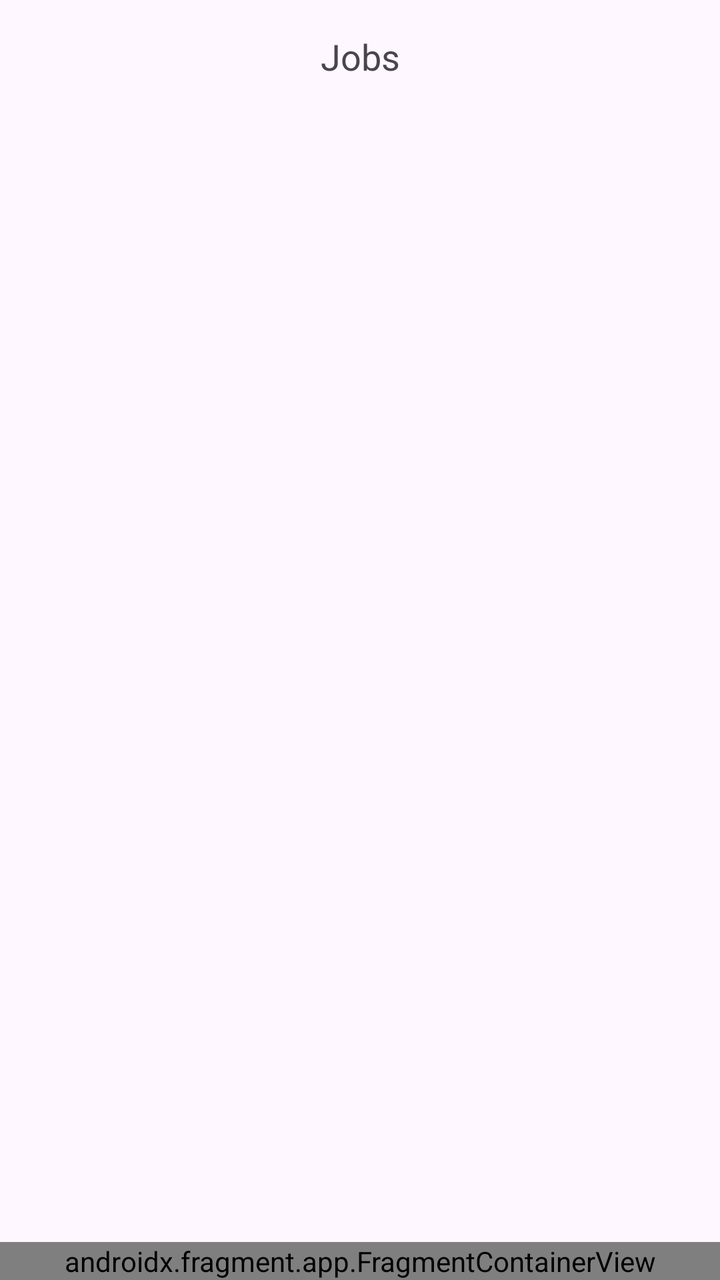
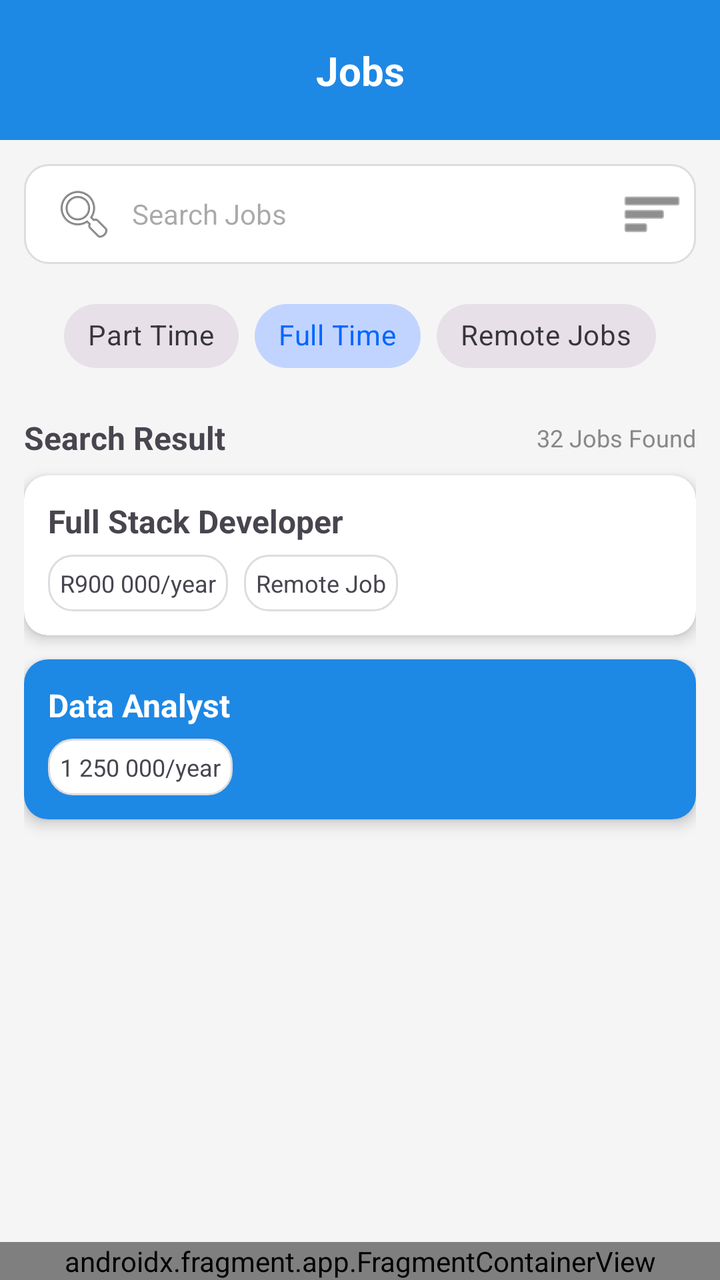

Compare the two renders of this Android layout. The source of the first and the diff that turns it into the second are given below.
<!-- AndroidManifest.xml: application theme Theme.AcadenceApp -->
<!-- res/layout/activity_job.xml -->
<?xml version="1.0" encoding="utf-8"?>
<androidx.constraintlayout.widget.ConstraintLayout xmlns:android="http://schemas.android.com/apk/res/android"
    xmlns:app="http://schemas.android.com/apk/res-auto"
    android:layout_width="match_parent"
    android:layout_height="match_parent">

    
    <TextView
        android:id="@+id/JobPage"
        android:layout_width="0dp"
        android:layout_height="wrap_content"
        android:text="Jobs"
        android:textSize="18sp"
        android:gravity="center"
        android:padding="16dp"
        app:layout_constraintTop_toTopOf="parent"
        app:layout_constraintStart_toStartOf="parent"
        app:layout_constraintEnd_toEndOf="parent"/>

    
    <androidx.fragment.app.FragmentContainerView
        android:id="@+id/navbar_container"
        android:name="com.example.acadenceapp.NavbarFragment"
        android:layout_width="0dp"
        android:layout_height="wrap_content"
        app:layout_constraintBottom_toBottomOf="parent"
        app:layout_constraintStart_toStartOf="parent"
        app:layout_constraintEnd_toEndOf="parent"/>

</androidx.constraintlayout.widget.ConstraintLayout>
<!-- resources referenced by this layout -->
<resources>
  <style name="Theme.AcadenceApp" parent="Base.Theme.AcadenceApp" />
  <style name="Base.Theme.AcadenceApp" parent="Theme.Material3.DayNight.NoActionBar">
          <item name="colorPrimary">#0066FF</item>   
          <item name="colorPrimaryVariant">#004C99</item> 
          <item name="colorOnPrimary">#FFFFFF</item> 
      </style>
</resources>

<!-- the commit's change to res/layout/activity_job.xml (unified diff, before → after) -->
@@ -1,21 +1,12 @@
 <?xml version="1.0" encoding="utf-8"?>
 <androidx.constraintlayout.widget.ConstraintLayout xmlns:android="http://schemas.android.com/apk/res/android"
     xmlns:app="http://schemas.android.com/apk/res-auto"
+    xmlns:tools="http://schemas.android.com/tools"
+    android:id="@+id/Jobroot"
     android:layout_width="match_parent"
-    android:layout_height="match_parent">
-
-    
-    <TextView
-        android:id="@+id/JobPage"
-        android:layout_width="0dp"
-        android:layout_height="wrap_content"
-        android:text="Jobs"
-        android:textSize="18sp"
-        android:gravity="center"
-        android:padding="16dp"
-        app:layout_constraintTop_toTopOf="parent"
-        app:layout_constraintStart_toStartOf="parent"
-        app:layout_constraintEnd_toEndOf="parent"/>
+    android:layout_height="match_parent"
+    android:background="#F5F5F5"
+    tools:context=".JobActivity">
 
     
     <androidx.fragment.app.FragmentContainerView
@@ -25,6 +16,222 @@
         android:layout_height="wrap_content"
         app:layout_constraintBottom_toBottomOf="parent"
         app:layout_constraintStart_toStartOf="parent"
-        app:layout_constraintEnd_toEndOf="parent"/>
+        app:layout_constraintEnd_toEndOf="parent" />
+
+    
+    <androidx.constraintlayout.widget.ConstraintLayout
+        android:id="@+id/topBar"
+        android:layout_width="0dp"
+        android:layout_height="70dp"
+        android:background="#1E88E5"
+        app:layout_constraintTop_toTopOf="parent"
+        app:layout_constraintStart_toStartOf="parent"
+        app:layout_constraintEnd_toEndOf="parent">
+
+        <TextView
+            android:id="@+id/title"
+            android:layout_width="wrap_content"
+            android:layout_height="wrap_content"
+            android:text="Jobs"
+            android:textSize="20sp"
+            android:textColor="@android:color/white"
+            android:textStyle="bold"
+            app:layout_constraintTop_toTopOf="parent"
+            app:layout_constraintBottom_toBottomOf="parent"
+            app:layout_constraintStart_toStartOf="parent"
+            app:layout_constraintEnd_toEndOf="parent" />
+    </androidx.constraintlayout.widget.ConstraintLayout>
+
+    
+    <ScrollView
+        android:id="@+id/jobScroll"
+        android:layout_width="0dp"
+        android:layout_height="0dp"
+        android:fillViewport="true"
+        app:layout_constraintTop_toBottomOf="@id/topBar"
+        app:layout_constraintBottom_toTopOf="@id/navbar_container"
+        app:layout_constraintStart_toStartOf="parent"
+        app:layout_constraintEnd_toEndOf="parent">
+
+        <LinearLayout
+            android:layout_width="match_parent"
+            android:layout_height="wrap_content"
+            android:orientation="vertical"
+            android:padding="12dp">
+
+            
+            <androidx.constraintlayout.widget.ConstraintLayout
+                android:layout_width="match_parent"
+                android:layout_height="50dp"
+                android:background="@drawable/rounded_card"
+                android:padding="6dp"
+                android:layout_marginBottom="12dp">
+
+                <EditText
+                    android:id="@+id/searchJobs"
+                    android:layout_width="0dp"
+                    android:layout_height="match_parent"
+                    android:hint="Search Jobs"
+                    android:background="@null"
+                    android:drawableStart="@android:drawable/ic_menu_search"
+                    android:drawablePadding="8dp"
+                    android:padding="8dp"
+                    android:textSize="14sp"
+                    app:layout_constraintTop_toTopOf="parent"
+                    app:layout_constraintBottom_toBottomOf="parent"
+                    app:layout_constraintStart_toStartOf="parent"
+                    app:layout_constraintEnd_toStartOf="@id/filterBtn" />
+
+                <ImageView
+                    android:id="@+id/filterBtn"
+                    android:layout_width="32dp"
+                    android:layout_height="32dp"
+                    android:src="@android:drawable/ic_menu_sort_by_size"
+                    app:tint="#444"
+                    app:layout_constraintEnd_toEndOf="parent"
+                    app:layout_constraintTop_toTopOf="parent"
+                    app:layout_constraintBottom_toBottomOf="parent" />
+            </androidx.constraintlayout.widget.ConstraintLayout>
+
+            
+            <LinearLayout
+                android:layout_width="match_parent"
+                android:layout_height="wrap_content"
+                android:gravity="center"
+                android:orientation="horizontal"
+                android:layout_marginBottom="16dp">
+
+                <com.google.android.material.chip.Chip
+                    android:id="@+id/chipPartTime"
+                    style="@style/Widget.MaterialComponents.Chip.Choice"
+                    android:layout_width="wrap_content"
+                    android:layout_height="wrap_content"
+                    android:text="Part Time"
+                    android:layout_marginEnd="8dp" />
+
+                <com.google.android.material.chip.Chip
+                    android:id="@+id/chipFullTime"
+                    style="@style/Widget.MaterialComponents.Chip.Choice"
+                    android:layout_width="wrap_content"
+                    android:layout_height="wrap_content"
+                    android:text="Full Time"
+                    android:checked="true"
+                    android:layout_marginEnd="8dp" />
+
+                <com.google.android.material.chip.Chip
+                    android:id="@+id/chipRemote"
+                    style="@style/Widget.MaterialComponents.Chip.Choice"
+                    android:layout_width="wrap_content"
+                    android:layout_height="wrap_content"
+                    android:text="Remote Jobs" />
+            </LinearLayout>
+
+            
+            <LinearLayout
+                android:layout_width="match_parent"
+                android:layout_height="wrap_content"
+                android:orientation="horizontal"
+                android:gravity="center_vertical"
+                android:layout_marginBottom="8dp">
+
+                <TextView
+                    android:layout_width="0dp"
+                    android:layout_height="wrap_content"
+                    android:layout_weight="1"
+                    android:text="Search Result"
+                    android:textSize="16sp"
+                    android:textStyle="bold" />
+
+                <TextView
+                    android:layout_width="wrap_content"
+                    android:layout_height="wrap_content"
+                    android:text="32 Jobs Found"
+                    android:textSize="12sp"
+                    android:textColor="#888888" />
+            </LinearLayout>
+
+            
+            <androidx.cardview.widget.CardView
+                android:layout_width="match_parent"
+                android:layout_height="wrap_content"
+                android:layout_marginBottom="12dp"
+                app:cardCornerRadius="12dp"
+                app:cardElevation="4dp">
+
+                <LinearLayout
+                    android:layout_width="match_parent"
+                    android:layout_height="wrap_content"
+                    android:orientation="vertical"
+                    android:padding="12dp">
+
+                    <TextView
+                        android:layout_width="wrap_content"
+                        android:layout_height="wrap_content"
+                        android:text="Full Stack Developer"
+                        android:textStyle="bold"
+                        android:textSize="16sp"
+                        android:layout_marginBottom="6dp" />
+
+                    <LinearLayout
+                        android:layout_width="match_parent"
+                        android:layout_height="wrap_content"
+                        android:orientation="horizontal">
+
+                        <TextView
+                            android:layout_width="wrap_content"
+                            android:layout_height="wrap_content"
+                            android:text="R900 000/year"
+                            android:background="@drawable/rounded_card"
+                            android:padding="6dp"
+                            android:textSize="12sp"
+                            android:layout_marginEnd="8dp" />
+
+                        <TextView
+                            android:layout_width="wrap_content"
+                            android:layout_height="wrap_content"
+                            android:text="Remote Job"
+                            android:background="@drawable/rounded_card"
+                            android:padding="6dp"
+                            android:textSize="12sp" />
+                    </LinearLayout>
+                </LinearLayout>
+            </androidx.cardview.widget.CardView>
+
+            
+            <androidx.cardview.widget.CardView
+                android:layout_width="match_parent"
+                android:layout_height="wrap_content"
+                android:layout_marginBottom="12dp"
+                app:cardCornerRadius="12dp"
+                app:cardElevation="4dp">
+
+                <LinearLayout
+                    android:layout_width="match_parent"
+                    android:layout_height="wrap_content"
+                    android:orientation="vertical"
+                    android:padding="12dp"
+                    android:background="#1E88E5">
+
+                    <TextView
+                        android:layout_width="wrap_content"
+                        android:layout_height="wrap_content"
+                        android:text="Data Analyst"
+                        android:textStyle="bold"
+                        android:textColor="@android:color/white"
+                        android:textSize="16sp"
+                        android:layout_marginBottom="6dp" />
+
+                    <TextView
+                        android:layout_width="wrap_content"
+                        android:layout_height="wrap_content"
+                        android:text="1 250 000/year"
+                        android:background="@drawable/rounded_card"
+                        android:padding="6dp"
+                        android:textSize="12sp" />
+                </LinearLayout>
+            </androidx.cardview.widget.CardView>
+
+        </LinearLayout>
+    </ScrollView>
 
 </androidx.constraintlayout.widget.ConstraintLayout>
<!-- resource entries referenced after the edit -->
@@ -1,5 +1,29 @@
 <!-- resources referenced by this layout -->
 <resources>
+  <!-- drawable rounded_card (drawable) -->
+  <?xml version="1.0" encoding="utf-8"?>
+  <shape xmlns:android="http://schemas.android.com/apk/res/android"
+      android:shape="rectangle">
+  
+      
+      <solid android:color="@android:color/white" />
+  
+      
+      <stroke
+          android:width="1dp"
+          android:color="#DDDDDD" /> 
+  
+      
+      <corners android:radius="12dp" />
+  
+      
+      <padding
+          android:left="8dp"
+          android:top="8dp"
+          android:right="8dp"
+          android:bottom="8dp" />
+  
+  </shape>
   <style name="Theme.AcadenceApp" parent="Base.Theme.AcadenceApp" />
   <style name="Base.Theme.AcadenceApp" parent="Theme.Material3.DayNight.NoActionBar">
           <item name="colorPrimary">#0066FF</item>   
